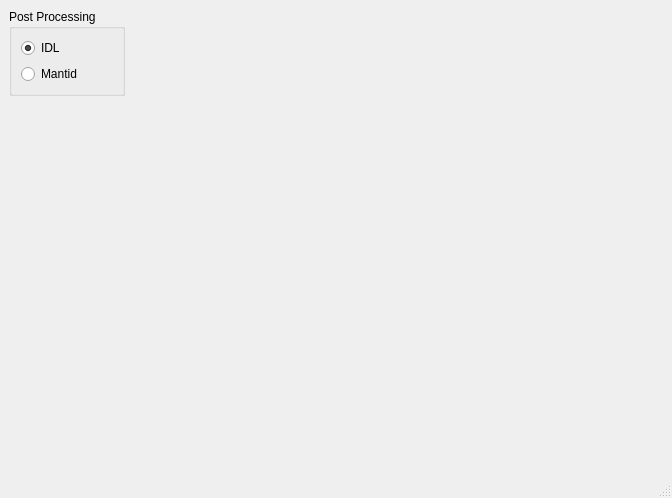
The window that designer/ui_advanced_window.ui (neutrons/addie) describes before a commit, drawn with Qt 5.
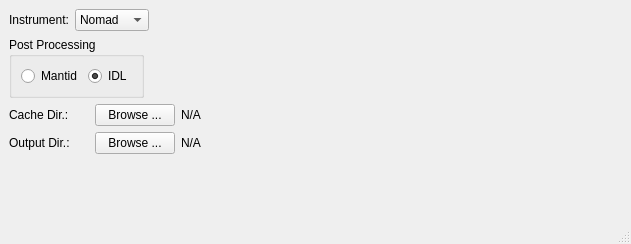
The same window after the commit.

Commit message: Changed label and updates settings advanced ui

```diff
--- a/designer/ui_advanced_window.ui
+++ b/designer/ui_advanced_window.ui
@@ -6,8 +6,8 @@
    <rect>
     <x>0</x>
     <y>0</y>
-    <width>672</width>
-    <height>498</height>
+    <width>631</width>
+    <height>244</height>
    </rect>
   </property>
   <property name="windowTitle">
@@ -15,6 +15,44 @@
   </property>
   <widget class="QWidget" name="centralwidget">
    <layout class="QVBoxLayout" name="verticalLayout_2">
+    <item>
+     <layout class="QHBoxLayout" name="horizontalLayout_2">
+      <item>
+       <widget class="QLabel" name="label">
+        <property name="text">
+         <string>Instrument:</string>
+        </property>
+       </widget>
+      </item>
+      <item>
+       <widget class="QComboBox" name="comboBox">
+        <item>
+         <property name="text">
+          <string>Nomad</string>
+         </property>
+        </item>
+        <item>
+         <property name="text">
+          <string>Powgen</string>
+         </property>
+        </item>
+       </widget>
+      </item>
+      <item>
+       <spacer name="horizontalSpacer_2">
+        <property name="orientation">
+         <enum>Qt::Horizontal</enum>
+        </property>
+        <property name="sizeHint" stdset="0">
+         <size>
+          <width>40</width>
+          <height>20</height>
+         </size>
+        </property>
+       </spacer>
+      </item>
+     </layout>
+    </item>
     <item>
      <layout class="QHBoxLayout" name="horizontalLayout">
       <item>
@@ -22,7 +60,14 @@
         <property name="title">
          <string>Post Processing</string>
         </property>
-        <layout class="QVBoxLayout" name="verticalLayout">
+        <layout class="QHBoxLayout" name="horizontalLayout_5">
+         <item>
+          <widget class="QRadioButton" name="mantid_post_processing_button">
+           <property name="text">
+            <string>Mantid</string>
+           </property>
+          </widget>
+         </item>
          <item>
           <widget class="QRadioButton" name="idl_post_processing_button">
            <property name="text">
@@ -33,13 +78,6 @@
            </property>
           </widget>
          </item>
-         <item>
-          <widget class="QRadioButton" name="mantid_post_processing_button">
-           <property name="text">
-            <string>Mantid</string>
-           </property>
-          </widget>
-         </item>
         </layout>
        </widget>
       </item>
@@ -58,6 +96,92 @@
       </item>
      </layout>
     </item>
+    <item>
+     <layout class="QHBoxLayout" name="horizontalLayout_3">
+      <item>
+       <widget class="QLabel" name="label_2">
+        <property name="minimumSize">
+         <size>
+          <width>80</width>
+          <height>0</height>
+         </size>
+        </property>
+        <property name="maximumSize">
+         <size>
+          <width>80</width>
+          <height>16777215</height>
+         </size>
+        </property>
+        <property name="text">
+         <string>Cache Dir.:</string>
+        </property>
+       </widget>
+      </item>
+      <item>
+       <widget class="QPushButton" name="pushButton">
+        <property name="maximumSize">
+         <size>
+          <width>80</width>
+          <height>16777215</height>
+         </size>
+        </property>
+        <property name="text">
+         <string>Browse ...</string>
+        </property>
+       </widget>
+      </item>
+      <item>
+       <widget class="QLabel" name="label_3">
+        <property name="text">
+         <string>N/A</string>
+        </property>
+       </widget>
+      </item>
+     </layout>
+    </item>
+    <item>
+     <layout class="QHBoxLayout" name="horizontalLayout_4">
+      <item>
+       <widget class="QLabel" name="label_4">
+        <property name="minimumSize">
+         <size>
+          <width>80</width>
+          <height>0</height>
+         </size>
+        </property>
+        <property name="maximumSize">
+         <size>
+          <width>80</width>
+          <height>16777215</height>
+         </size>
+        </property>
+        <property name="text">
+         <string>Output Dir.:</string>
+        </property>
+       </widget>
+      </item>
+      <item>
+       <widget class="QPushButton" name="pushButton_2">
+        <property name="maximumSize">
+         <size>
+          <width>80</width>
+          <height>16777215</height>
+         </size>
+        </property>
+        <property name="text">
+         <string>Browse ...</string>
+        </property>
+       </widget>
+      </item>
+      <item>
+       <widget class="QLabel" name="label_5">
+        <property name="text">
+         <string>N/A</string>
+        </property>
+       </widget>
+      </item>
+     </layout>
+    </item>
     <item>
      <spacer name="verticalSpacer">
       <property name="orientation">
```
Left out of the diff: 2 changed lines with no effect on the pictures. The commit also changes 1 other file.
